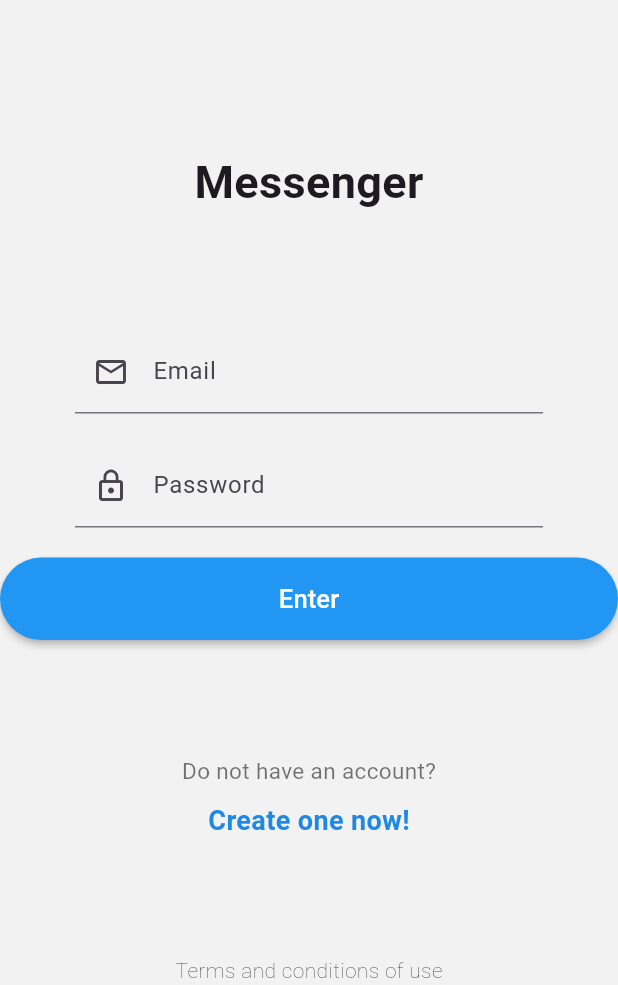
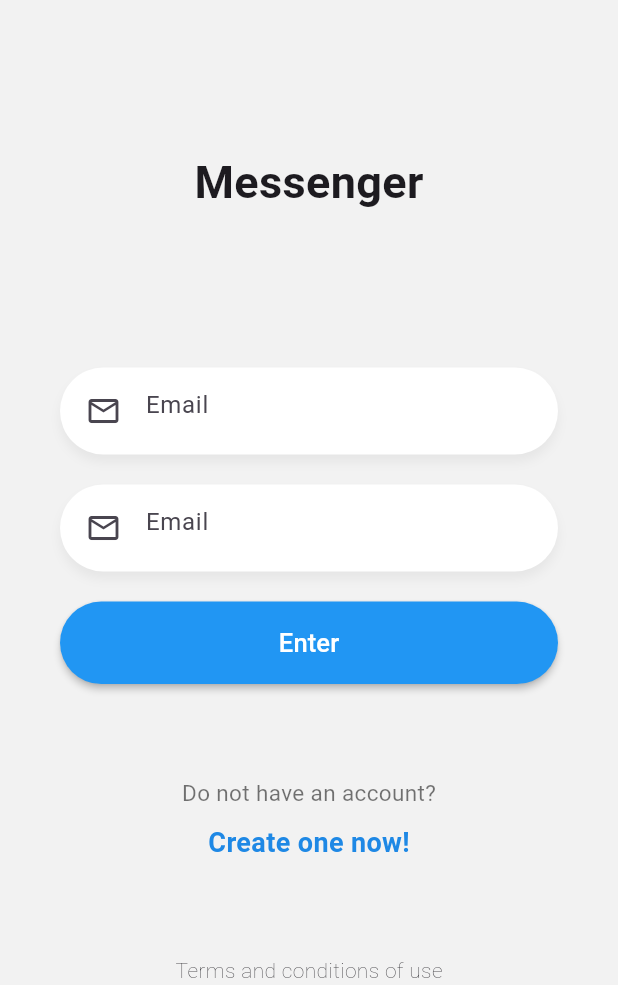
Before and after one commit to Estuardo-Sazo/chat-app-fh, a Flutter app: the screen it shows after launch, on a phone screen of 412 x 824 dp, the part 251-1236 px from its top. Run offline on Flutter 3.47's test engine with Material 3 defaults, Android fonts, the phone set to English and light mode, and no system bars.

Commit message:
Diseño del Custom Inputs

```diff
--- a/lib/pages/login_page.dart
+++ b/lib/pages/login_page.dart
@@ -1,4 +1,5 @@
 import 'package:flutter/material.dart';
+import 'package:chat_app/widgets/widgets.dart';
 
 class LoginPage extends StatelessWidget {
   @override
@@ -57,16 +58,15 @@ class __FromState extends State<_From> {
   @override
   Widget build(BuildContext context) {
     return Container(
+      margin: const EdgeInsets.only(top: 40),
+      padding: const EdgeInsets.symmetric(horizontal: 40),
       child: Column(
         children: <Widget>[
-          const CustomInput(
-            icon: Icons.mail_outline,
-            placeholder: 'Email',
-          ),
-         const CustomInput(
-            icon: Icons.lock_outline,
-            placeholder: 'Password',
-          ),
+          const CustomInput(),
+          const CustomInput(),
+
+
+          //TODO Crear boton
           BlueButton(
             text: 'Enter',
             onPressed: () {},
@@ -89,32 +89,6 @@ class _Labels extends StatelessWidget {
         ],
       );
 
-  }
-}
-
-class CustomInput extends StatelessWidget {
-  final IconData icon;
-  final String placeholder;
-
-  const CustomInput({super.key, required this.icon, required this.placeholder});
-
-  @override
-  Widget build(BuildContext context) {
-    return Container(
-      padding: const EdgeInsets.symmetric(horizontal: 50),
-      margin: const EdgeInsets.only(bottom: 20),
-      child: TextField(
-        autocorrect: false,
-        keyboardType: TextInputType.emailAddress,
-        decoration: InputDecoration(
-          prefixIcon: Icon(icon),
-          focusedBorder: const UnderlineInputBorder(
-            borderSide: BorderSide(color: Colors.blue),
-          ),
-          labelText: placeholder,
-        ),
-      ),
-    );
   }
 }
 
--- /dev/null
+++ b/lib/widgets/custom_input.dart
@@ -0,0 +1,34 @@
+import 'package:flutter/material.dart';
+
+class CustomInput extends StatelessWidget {
+  const CustomInput({super.key});
+
+  @override
+  Widget build(BuildContext context) {
+    return Container(
+      padding: const EdgeInsets.only(top: 5, left: 5, bottom: 5, right: 20),
+      margin: const EdgeInsets.only(bottom: 20),
+      decoration: BoxDecoration(
+        color: Colors.white,
+        borderRadius: BorderRadius.circular(30),
+        boxShadow: [
+          BoxShadow(
+            color: Colors.black.withOpacity(0.05),
+            blurRadius: 5,
+            offset: const Offset(0, 5),
+          ),
+        ],
+      ),
+      child: const TextField(
+        autocorrect: false,
+        keyboardType: TextInputType.emailAddress,
+        decoration: InputDecoration(
+          prefixIcon: Icon(Icons.mail_outline),
+          focusedBorder: InputBorder.none,
+          border: InputBorder.none,
+          hintText: 'Email',
+        ),
+      ),
+    );
+  }
+}
--- /dev/null
+++ b/lib/widgets/widgets.dart
@@ -0,0 +1 @@
+export 'package:chat_app/widgets/custom_input.dart';
```
